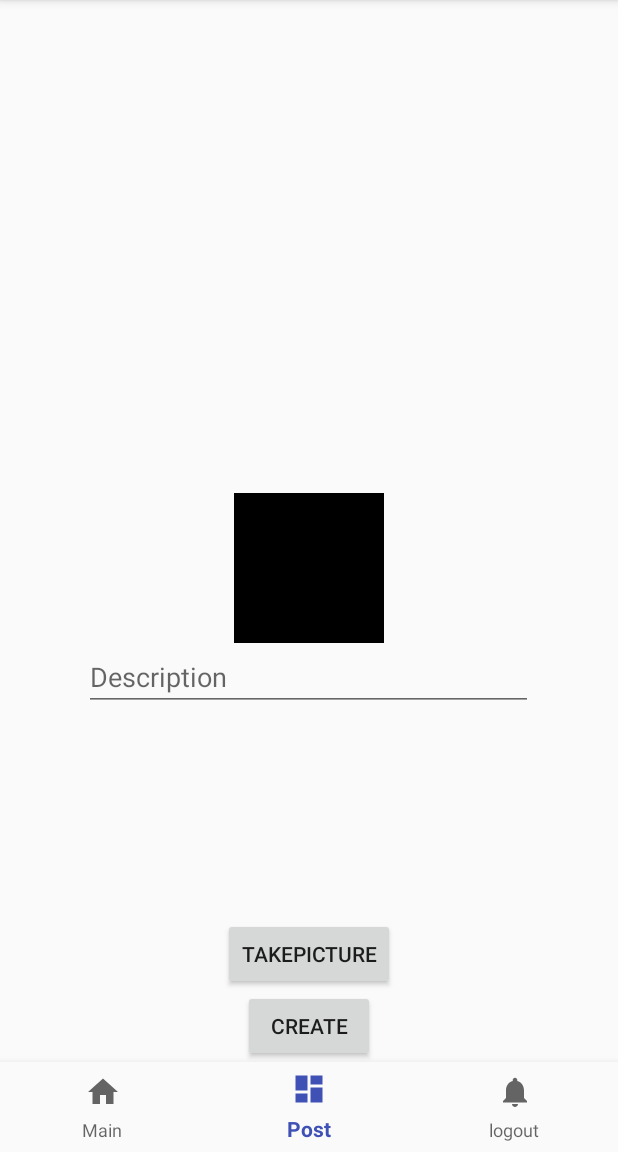
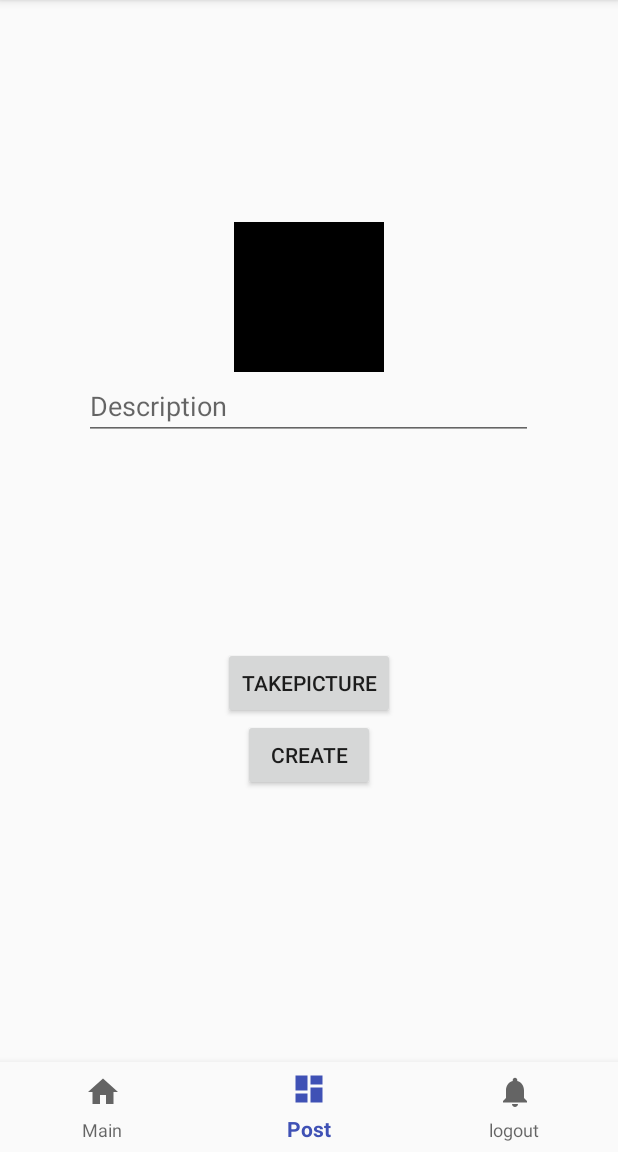
Before and after one commit to samantha-white26/Parsetagram, an Android app: the MainActivity screen opened directly, with no data from a screen before it, item 2 of the bottom bar chosen, on a phone screen of 412 x 824 dp, the part 84-1236 px from its top. Run offline under Robolectric (Android 15) with nearby library versions, the phone set to English and light mode, and no system bars; our stand-ins replace ButterKnife; libraries missing offline, so code that uses them is left out: com.parse, org.parceler; pictures from the network do not load; 4 statements that could not run were skipped.

Commit message:
feed nice

```diff
--- a/app/src/main/res/layout/activity_main.xml
+++ b/app/src/main/res/layout/activity_main.xml
@@ -12,7 +12,8 @@
         android:layout_height="wrap_content"
         android:layout_alignParentStart="true"
         android:layout_alignParentTop="true"
-        android:theme="@style/AppTheme.AppBarOverlay">
+        android:theme="@style/AppTheme.AppBarOverlay"
+        android:id="@+id/appBar">
 
         <android.support.v7.widget.Toolbar
             android:id="@+id/nav_toolbar"
@@ -39,7 +40,8 @@
         android:id="@+id/your_placeholder"
         android:layout_width="match_parent"
         android:layout_height="wrap_content"
-        android:layout_above="@id/navigation">
+        android:layout_above="@id/navigation"
+        android:layout_below="@id/appBar">
 
     </FrameLayout>
 
```
Also changed, not shown: app/src/main/res/layout/item_post.xml (+40 -2 lines).
